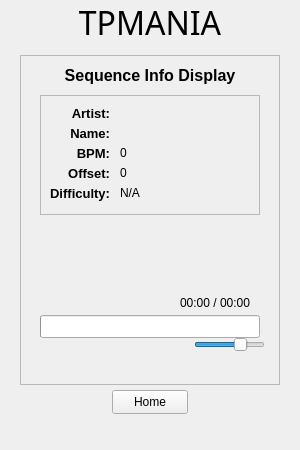
Above: GUI/tpmania_gui.ui from Wimers/tpmania before the change. Below: the same form after it.
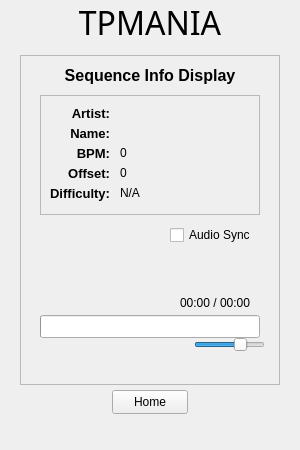
That is the form after the change. The open tabs and pages were chosen to show the change. Icons and pictures are not drawn.

Commit message: Enabled additional features.

```diff
--- a/GUI/tpmania_gui.ui
+++ b/GUI/tpmania_gui.ui
@@ -1282,6 +1282,25 @@
         <string/>
        </property>
       </widget>
+      <widget class="QCheckBox" name="AudioSynchronisation">
+       <property name="geometry">
+        <rect>
+         <x>150</x>
+         <y>170</y>
+         <width>91</width>
+         <height>20</height>
+        </rect>
+       </property>
+       <property name="cursor">
+        <cursorShape>PointingHandCursor</cursorShape>
+       </property>
+       <property name="toolTip">
+        <string/>
+       </property>
+       <property name="text">
+        <string>Audio Sync</string>
+       </property>
+      </widget>
      </widget>
      <widget class="QPushButton" name="homeFromInfo">
       <property name="geometry">
@@ -1801,25 +1820,6 @@
 Yi He:                          Hardware / PCB</string>
        </property>
       </widget>
-      <widget class="QCheckBox" name="AudioSynchronisation">
-       <property name="geometry">
-        <rect>
-         <x>90</x>
-         <y>180</y>
-         <width>91</width>
-         <height>20</height>
-        </rect>
-       </property>
-       <property name="cursor">
-        <cursorShape>PointingHandCursor</cursorShape>
-       </property>
-       <property name="toolTip">
-        <string/>
-       </property>
-       <property name="text">
-        <string>Audio Sync</string>
-       </property>
-      </widget>
      </widget>
      <widget class="QPushButton" name="homeFromMystery">
       <property name="geometry">
```
The commit also changes 2 other files.
